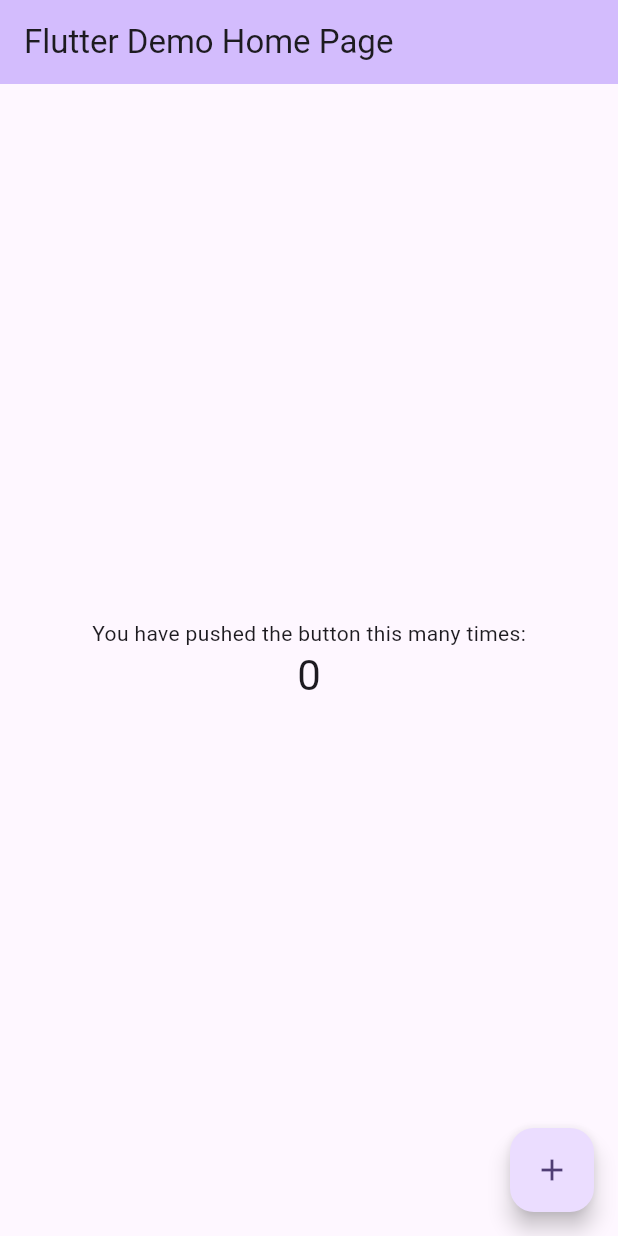
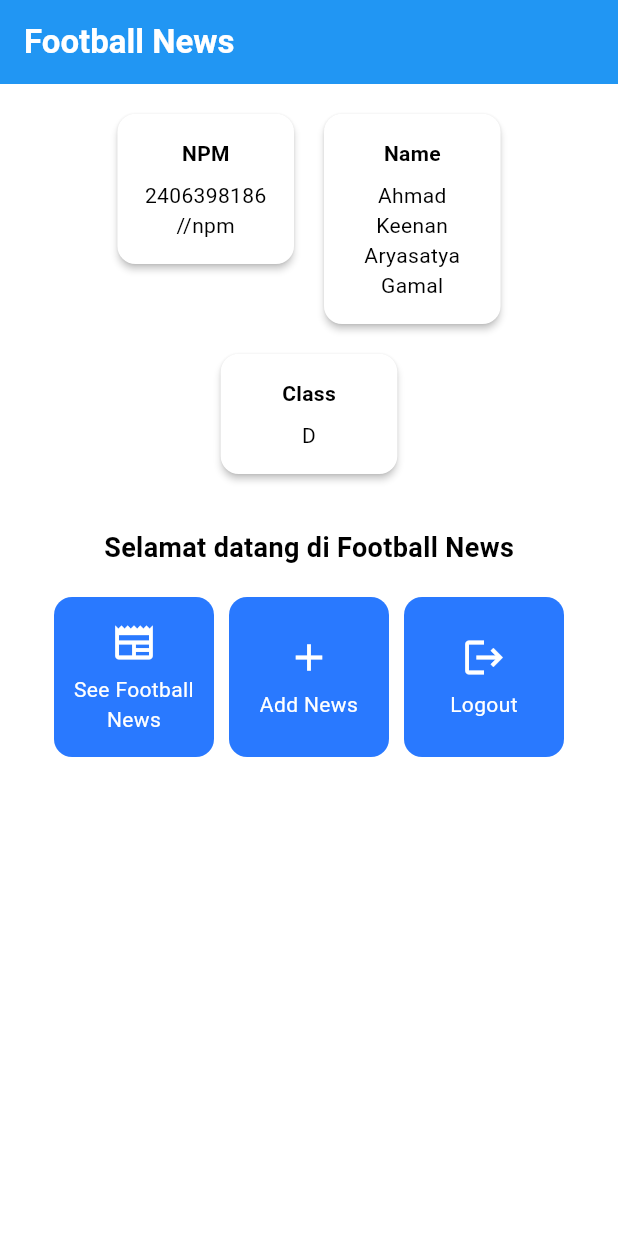
Before and after one commit to chefkeenan/football-news-mobile, a Flutter app: the screen it shows after launch, on a phone screen of 412 x 824 dp. Run offline on Flutter 3.47's test engine with Material 3 defaults, Android fonts, the phone set to English and light mode, and no system bars.

Commit message:
tutorial 6 amans

```diff
--- a/lib/main.dart
+++ b/lib/main.dart
@@ -1,12 +1,18 @@
 import 'package:flutter/material.dart';
+import 'package:football_news/menu.dart';
 
 void main() {
   runApp(const MyApp());
 }
 
-class MyApp extends StatelessWidget {
+class MyApp extends StatefulWidget {
   const MyApp({super.key});
 
+  @override
+  State<MyApp> createState() => _MyAppState();
+}
+
+class _MyAppState extends State<MyApp> {
   // This widget is the root of your application.
   @override
   Widget build(BuildContext context) {
@@ -28,95 +34,11 @@ class MyApp extends StatelessWidget {
         //
         // This works for code too, not just values: Most code changes can be
         // tested with just a hot reload.
-        colorScheme: ColorScheme.fromSeed(seedColor: Colors.deepPurple),
+        colorScheme: ColorScheme.fromSwatch(
+          primarySwatch: Colors.blue,
+        ).copyWith(secondary: Colors.blueAccent[400]),
       ),
-      home: const MyHomePage(title: 'Flutter Demo Home Page'),
+      home: MyHomePage(),
     );
   }
 }
-
-class MyHomePage extends StatefulWidget {
-  const MyHomePage({super.key, required this.title});
-
-  // This widget is the home page of your application. It is stateful, meaning
-  // that it has a State object (defined below) that contains fields that affect
-  // how it looks.
-
-  // This class is the configuration for the state. It holds the values (in this
-  // case the title) provided by the parent (in this case the App widget) and
-  // used by the build method of the State. Fields in a Widget subclass are
-  // always marked "final".
-
-  final String title;
-
-  @override
-  State<MyHomePage> createState() => _MyHomePageState();
-}
-
-class _MyHomePageState extends State<MyHomePage> {
-  int _counter = 0;
-
-  void _incrementCounter() {
-    setState(() {
-      // This call to setState tells the Flutter framework that something has
-      // changed in this State, which causes it to rerun the build method below
-      // so that the display can reflect the updated values. If we changed
-      // _counter without calling setState(), then the build method would not be
-      // called again, and so nothing would appear to happen.
-      _counter++;
-    });
-  }
-
-  @override
-  Widget build(BuildContext context) {
-    // This method is rerun every time setState is called, for instance as done
-    // by the _incrementCounter method above.
-    //
-    // The Flutter framework has been optimized to make rerunning build methods
-    // fast, so that you can just rebuild anything that needs updating rather
-    // than having to individually change instances of widgets.
-    return Scaffold(
-      appBar: AppBar(
-        // TRY THIS: Try changing the color here to a specific color (to
-        // Colors.amber, perhaps?) and trigger a hot reload to see the AppBar
-        // change color while the other colors stay the same.
-        backgroundColor: Theme.of(context).colorScheme.inversePrimary,
-        // Here we take the value from the MyHomePage object that was created by
-        // the App.build method, and use it to set our appbar title.
-        title: Text(widget.title),
-      ),
-      body: Center(
-        // Center is a layout widget. It takes a single child and positions it
-        // in the middle of the parent.
-        child: Column(
-          // Column is also a layout widget. It takes a list of children and
-          // arranges them vertically. By default, it sizes itself to fit its
-          // children horizontally, and tries to be as tall as its parent.
-          //
-          // Column has various properties to control how it sizes itself and
-          // how it positions its children. Here we use mainAxisAlignment to
-          // center the children vertically; the main axis here is the vertical
-          // axis because Columns are vertical (the cross axis would be
-          // horizontal).
-          //
-          // TRY THIS: Invoke "debug painting" (choose the "Toggle Debug Paint"
-          // action in the IDE, or press "p" in the console), to see the
-          // wireframe for each widget.
-          mainAxisAlignment: MainAxisAlignment.center,
-          children: <Widget>[
-            const Text('You have pushed the button this many times:'),
-            Text(
-              '$_counter',
-              style: Theme.of(context).textTheme.headlineMedium,
-            ),
-          ],
-        ),
-      ),
-      floatingActionButton: FloatingActionButton(
-        onPressed: _incrementCounter,
-        tooltip: 'Increment',
-        child: const Icon(Icons.add),
-      ), // This trailing comma makes auto-formatting nicer for build methods.
-    );
-  }
-}
--- /dev/null
+++ b/lib/menu.dart
@@ -0,0 +1,163 @@
+import 'package:flutter/material.dart';
+
+class MyHomePage extends StatelessWidget {
+  const MyHomePage({super.key});
+
+  final String nama = "Ahmad Keenan Aryasatya Gamal";
+  final String npm = "2406398186 //npm";
+  final String kelas = "D";
+
+  final List<ItemHomepage> items = const [
+    ItemHomepage("See Football News", Icons.newspaper),
+    ItemHomepage("Add News", Icons.add),
+    ItemHomepage("Logout", Icons.logout),
+  ];
+
+  @override
+  Widget build(BuildContext context) {
+    return Scaffold(
+      appBar: AppBar(
+        title: const Text(
+          'Football News',
+          style: TextStyle(
+            color: Colors.white,
+            fontWeight: FontWeight.bold,
+          ),
+        ),
+        backgroundColor: Theme.of(context).colorScheme.primary,
+      ),
+      body: Padding(
+        padding: const EdgeInsets.all(16.0),
+        child: Column(
+          crossAxisAlignment: CrossAxisAlignment.center,
+          children: [
+            Wrap(
+              alignment: WrapAlignment.spaceEvenly,
+              spacing: 12,
+              runSpacing: 12,
+              children: [
+                InfoCard(title: 'NPM', content: npm),
+                InfoCard(title: 'Name', content: nama),
+                InfoCard(title: 'Class', content: kelas),
+              ],
+            ),
+
+            const SizedBox(height: 16.0),
+
+            Center(
+              child: Column(
+                children: [
+                  const Padding(
+                    padding: EdgeInsets.only(top: 16.0),
+                    child: Text(
+                      'Selamat datang di Football News',
+                      style: TextStyle(
+                        fontWeight: FontWeight.bold,
+                        fontSize: 18.0,
+                      ),
+                    ),
+                  ),
+
+                  GridView.count(
+                    primary: false,
+                    physics: const NeverScrollableScrollPhysics(),
+                    padding: const EdgeInsets.all(20),
+                    crossAxisSpacing: 10,
+                    mainAxisSpacing: 10,
+                    crossAxisCount: 3,
+                    shrinkWrap: true,
+                    children: items.map((ItemHomepage item) {
+                      return ItemCard(item);
+                    }).toList(),
+                  ),
+                ],
+              ),
+            ),
+          ],
+        ),
+      ),
+    );
+  }
+}
+
+class InfoCard extends StatelessWidget {
+  final String title;
+  final String content;
+
+  const InfoCard({super.key, required this.title, required this.content});
+
+  @override
+  Widget build(BuildContext context) {
+    final width = MediaQuery.of(context).size.width;
+
+    return Card(
+      elevation: 2.0,
+      child: Container(
+        width: width / 3.5,
+        padding: const EdgeInsets.all(16.0),
+        child: Column(
+          mainAxisSize: MainAxisSize.min,
+          children: [
+            Text(
+              title,
+              style: const TextStyle(fontWeight: FontWeight.bold),
+            ),
+            const SizedBox(height: 8.0),
+            Text(content, textAlign: TextAlign.center),
+          ],
+        ),
+      ),
+    );
+  }
+}
+
+class ItemHomepage {
+  final String name;
+  final IconData icon;
+
+  const ItemHomepage(this.name, this.icon);
+}
+
+class ItemCard extends StatelessWidget {
+  final ItemHomepage item;
+
+  const ItemCard(this.item, {super.key});
+
+  @override
+  Widget build(BuildContext context) {
+    return Material(
+      color: Theme.of(context).colorScheme.secondary,
+      borderRadius: BorderRadius.circular(12),
+      child: InkWell(
+        onTap: () {
+          ScaffoldMessenger.of(context)
+            ..hideCurrentSnackBar()
+            ..showSnackBar(
+              SnackBar(content: Text("Kamu telah menekan tombol ${item.name}!")),
+            );
+        },
+        child: Container(
+          padding: const EdgeInsets.all(8),
+          child: Center(
+            child: Column(
+              mainAxisAlignment: MainAxisAlignment.center,
+              children: [
+                Icon(
+                  item.icon,
+                  color: Colors.white,
+                  size: 30.0,
+                ),
+                const Padding(padding: EdgeInsets.all(3)),
+                Text(
+                  item.name,
+                  textAlign: TextAlign.center,
+                  style: const TextStyle(color: Colors.white),
+                ),
+              ],
+            ),
+          ),
+        ),
+      ),
+    );
+  }
+}
```
